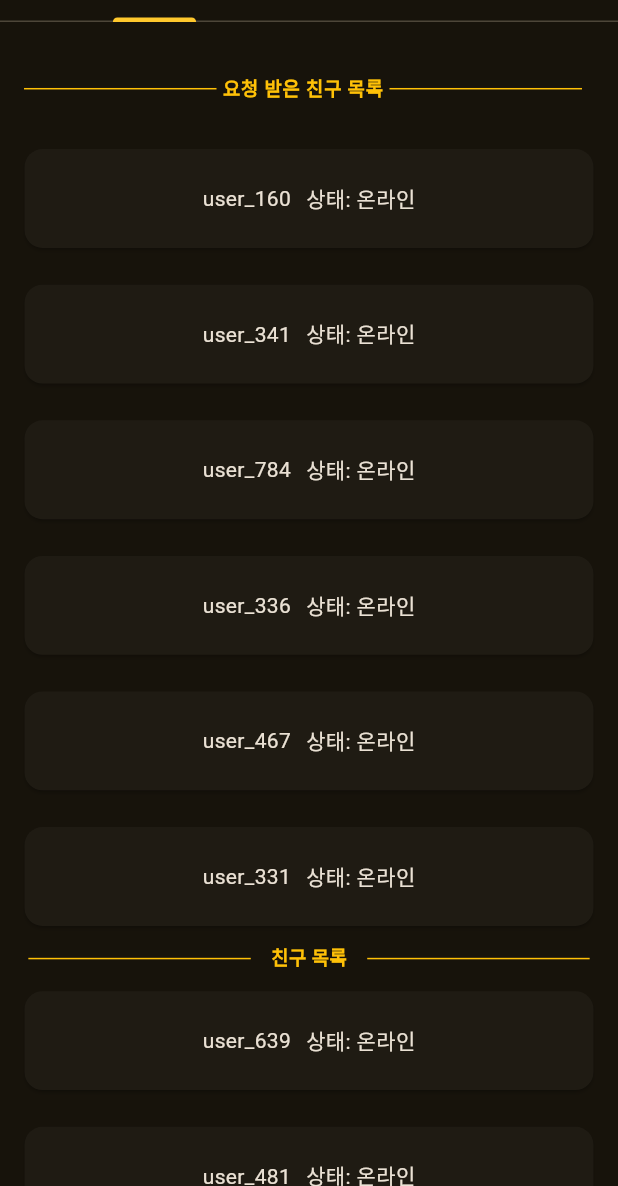
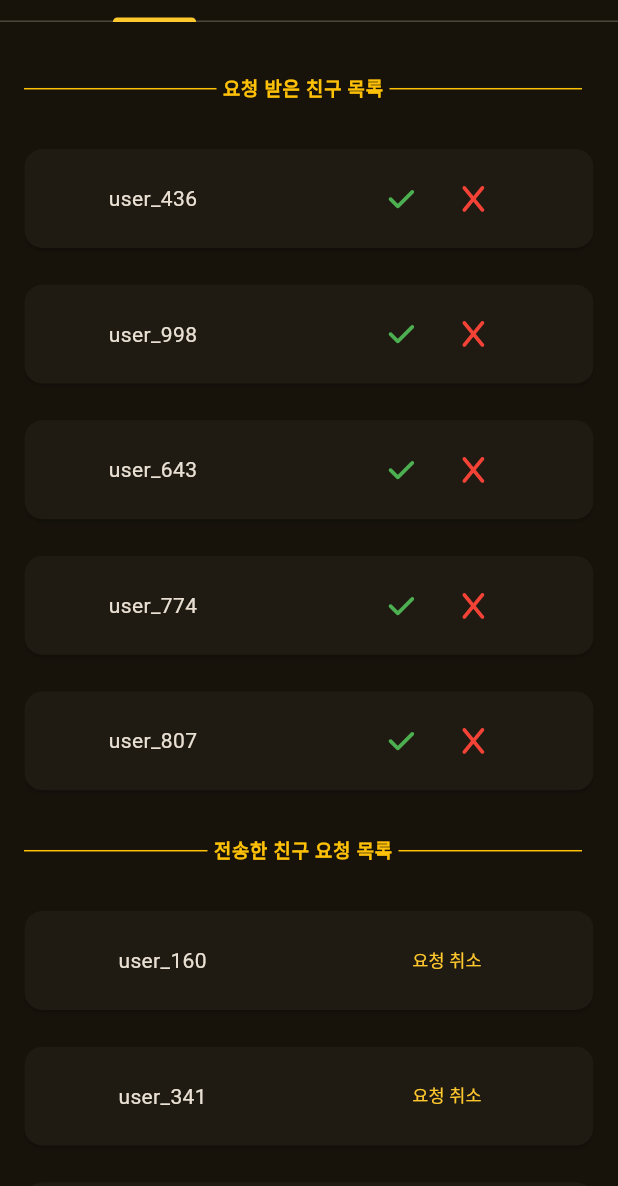
Before and after one commit to eunjooo2/TaskSpark_App, a Flutter app: the SocialPage screen opened directly, on a phone screen of 412 x 824 dp, the part 50-1236 px from its top. Run offline on Flutter 3.47's test engine with Material 3 defaults, Android fonts, the phone set to English and light mode, and no system bars; our stand-ins replace flutter_secure_storage, flutter_smart_dialog, font_awesome_flutter, icons_plus, lottie, pocketbase and 1 more; accounts and stored records are empty; network calls fail.

Commit message:
:construction: 2025-05-07 Work In Progress

```diff
--- a/lib/ui/pages/social_page.dart
+++ b/lib/ui/pages/social_page.dart
@@ -1,6 +1,7 @@
 import 'package:flutter/material.dart';
 import 'package:responsive_sizer/responsive_sizer.dart';
 import 'package:task_spark/data/friend_data.dart';
+import 'package:task_spark/ui/widgets/friend_expanision.dart';
 
 class SocialPage extends StatefulWidget {
   const SocialPage({super.key});
@@ -15,11 +16,16 @@
 
   List<Map<String, dynamic>> receivedFriendRequest =
       friendDummyData.where((friend) {
-    return friend["isReceived"] == false && friend["status"] == "pending";
+    return friend["isReceived"] == true && friend["status"] == "pending";
   }).toList();
 
   List<Map<String, dynamic>> friendList = friendDummyData.where((friend) {
     return friend["status"] == "accepted";
+  }).toList();
+
+  List<Map<String, dynamic>> transmitedFriendRequest =
+      friendDummyData.where((friend) {
+    return friend["isReceived"] == false && friend["status"] == "pending";
   }).toList();
 
   @override
@@ -53,123 +59,20 @@
             child: Column(
               children: [
                 SizedBox(height: 2.h),
-                ExpansionTile(
-                  shape: const Border(),
-                  showTrailingIcon: false,
-                  initiallyExpanded: true,
-                  title: Row(
-                    children: [
-                      const Expanded(
-                        child: Divider(
-                          color: Colors.amber,
-                        ),
-                      ),
-                      Padding(
-                        padding: EdgeInsets.symmetric(horizontal: 1.w),
-                        child: Text(
-                          "요청 받은 친구 목록",
-                          style: TextStyle(
-                            color: Colors.amber,
-                            fontWeight: FontWeight.bold,
-                            fontSize: 14.5.sp,
-                          ),
-                        ),
-                      ),
-                      const Expanded(
-                        child: Divider(
-                          color: Colors.amber,
-                        ),
-                      ),
-                    ],
-                  ),
-                  children: [
-                    ListView.builder(
-                      shrinkWrap: true,
-                      physics: NeverScrollableScrollPhysics(),
-                      itemCount: receivedFriendRequest.length,
-                      itemBuilder: (context, index) {
-                        return Padding(
-                          padding: EdgeInsets.symmetric(
-                              horizontal: 3.w, vertical: 1.h),
-                          child: GestureDetector(
-                            onTap: () {},
-                            child: Card(
-                              child: SizedBox(
-                                width: 80.w,
-                                height: 8.h,
-                                child: Row(
-                                  mainAxisAlignment: MainAxisAlignment.center,
-                                  children: [
-                                    Text(receivedFriendRequest[index]
-                                        ["friendId"]),
-                                    SizedBox(width: 10),
-                                    Text("상태: 온라인"),
-                                  ],
-                                ),
-                              ),
-                            ),
-                          ),
-                        );
-                      },
-                    ),
-                  ],
+                FriendExpanision(
+                  title: "요청 받은 친구 목록",
+                  expanisionType: "received",
+                  data: receivedFriendRequest,
                 ),
-                Row(
-                  children: [
-                    Expanded(
-                      child: Divider(
-                        color: Colors.amber,
-                        indent: 0.5.cm,
-                        endIndent: 0.25.cm,
-                      ),
-                    ),
-                    Padding(
-                      padding: EdgeInsets.symmetric(horizontal: 1.w),
-                      child: Text(
-                        "친구 목록",
-                        style: TextStyle(
-                          color: Colors.amber,
-                          fontWeight: FontWeight.bold,
-                          fontSize: 14.5.sp,
-                        ),
-                      ),
-                    ),
-                    Expanded(
-                      child: Divider(
-                        color: Colors.amber,
-                        indent: 0.25.cm,
-                        endIndent: 0.5.cm,
-                      ),
-                    ),
-                  ],
+                FriendExpanision(
+                  title: "전송한 친구 요청 목록",
+                  expanisionType: "transmited",
+                  data: transmitedFriendRequest,
                 ),
-                ListView.builder(
-                  shrinkWrap: true,
-                  physics: NeverScrollableScrollPhysics(),
-                  itemCount: friendList.length,
-                  itemBuilder: (context, index) {
-                    return Padding(
-                      padding:
-                          EdgeInsets.symmetric(horizontal: 3.w, vertical: 1.h),
-                      child: GestureDetector(
-                        onTap: () {},
-                        child: Card(
-                          child: SizedBox(
-                            width: 80.w,
-                            height: 8.h,
-                            child: Row(
-                              mainAxisAlignment: MainAxisAlignment.center,
-                              children: [
-                                Text(friendList[index]["friendId"]),
-                                SizedBox(width: 10),
-                                Text("상태: 온라인"),
-                              ],
-                            ),
-                          ),
-                        ),
-                      ),
-                    );
-                  },
+                FriendExpanision(
+                  title: "친구 목록",
+                  expanisionType: "normal",
+                  data: friendList,
                 ),
               ],
             ),
--- /dev/null
+++ b/lib/ui/widgets/friend_expanision.dart
@@ -0,0 +1,128 @@
+import 'package:flutter/material.dart';
+import 'package:font_awesome_flutter/font_awesome_flutter.dart';
+import 'package:responsive_sizer/responsive_sizer.dart';
+
+class FriendExpanision extends StatelessWidget {
+  FriendExpanision({
+    Key? key,
+    required this.title,
+    required this.expanisionType,
+    required this.data,
+  });
+
+  final String title;
+  final String expanisionType;
+  final List<Map<String, dynamic>> data;
+  final List<String> supportedExpanisionType = [
+    "received",
+    "transmited",
+    "normal",
+  ];
+
+  Widget? _buildActionButtons(String type) {
+    switch (type) {
+      case "received":
+        return Row(
+          children: [
+            IconButton(
+              onPressed: () {},
+              icon: FaIcon(
+                FontAwesomeIcons.check,
+                color: Colors.green,
+                size: 18.sp,
+              ),
+            ),
+            IconButton(
+              onPressed: () {},
+              icon: FaIcon(
+                FontAwesomeIcons.x,
+                color: Colors.red,
+                size: 18.sp,
+              ),
+            ),
+          ],
+        );
+      case "transmited":
+        return TextButton(
+          onPressed: () {},
+          child: Text(
+            "요청 취소",
+            style: TextStyle(
+              fontSize: 14.sp,
+            ),
+          ),
+        );
+      case "normal":
+        return IconButton(
+          onPressed: () {},
+          icon: FaIcon(
+            FontAwesomeIcons.info,
+            color: Colors.grey,
+            size: 18.sp,
+          ),
+        );
+    }
+  }
+
+  @override
+  Widget build(BuildContext context) {
+    return ExpansionTile(
+      shape: const Border(),
+      showTrailingIcon: false,
+      initiallyExpanded: true,
+      title: Row(
+        children: [
+          const Expanded(
+            child: Divider(
+              color: Colors.amber,
+            ),
+          ),
+          Padding(
+            padding: EdgeInsets.symmetric(horizontal: 1.w),
+            child: Text(
+              title,
+              style: TextStyle(
+                color: Colors.amber,
+                fontWeight: FontWeight.bold,
+                fontSize: 14.5.sp,
+              ),
+            ),
+          ),
+          const Expanded(
+            child: Divider(
+              color: Colors.amber,
+            ),
+          ),
+        ],
+      ),
+      children: [
+        ListView.builder(
+          shrinkWrap: true,
+          physics: NeverScrollableScrollPhysics(),
+          itemCount: data.length,
+          itemBuilder: (context, index) {
+            return Padding(
+              padding: EdgeInsets.symmetric(horizontal: 3.w, vertical: 1.h),
+              child: GestureDetector(
+                onTap: () {},
+                child: Card(
+                  child: SizedBox(
+                    width: 80.w,
+                    height: 8.h,
+                    child: Row(
+                      mainAxisAlignment: MainAxisAlignment.spaceAround,
+                      children: [
+                        Text(data[index]["friendId"]),
+                        _buildActionButtons(expanisionType) ?? SizedBox(),
+                      ],
+                    ),
+                  ),
+                ),
+              ),
+            );
+          },
+        ),
+      ],
+    );
+  }
+}
```
